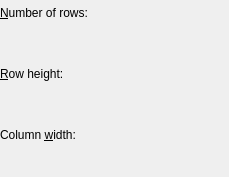
Before: the Qt Designer form src/dlgrcbase.ui in KDE/kwordquiz, drawn with Qt 5.
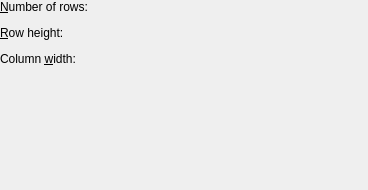
After: the same form once the commit is applied. Custom widgets are drawn as their Qt base class.

Commit message:
Improved dialog layout.
There seems to be a bug in Qt4 Designer/uic. If you specify a layout margin of 0 in Designer, this will be converted to -1 by uic, which is the same as default, and not what you had in mind. Workaround: set a margin of 1 to get 0. Anyone else seen this?

Diff of the .ui file:
```diff
--- a/src/dlgrcbase.ui
+++ b/src/dlgrcbase.ui
@@ -8,14 +8,14 @@
    <rect>
     <x>0</x>
     <y>0</y>
-    <width>229</width>
-    <height>177</height>
+    <width>368</width>
+    <height>190</height>
    </rect>
   </property>
   <property name="minimumSize" >
    <size>
     <width>200</width>
-    <height>150</height>
+    <height>160</height>
    </size>
   </property>
   <layout class="QGridLayout" >
@@ -25,14 +25,26 @@
    <property name="spacing" >
     <number>6</number>
    </property>
-   <item row="0" column="0" >
-    <layout class="QGridLayout" >
-     <property name="margin" >
-      <number>0</number>
+   <item row="5" column="0" >
+    <widget class="KIntNumInput" name="txtColWidth" >
+     <property name="toolTip" >
+      <string>Width of selected column</string>
      </property>
-     <property name="spacing" >
-      <number>6</number>
+     <property name="whatsThis" >
+      <string>Enter the width (in pixels) for the selected column(s)</string>
      </property>
+    </widget>
+   </item>
+   <item row="3" column="0" >
+    <widget class="KIntNumInput" name="txtRowHeight" >
+     <property name="toolTip" >
+      <string>Height of selected row</string>
+     </property>
+     <property name="whatsThis" >
+      <string>Enter the height (in pixels) for the selected row(s)</string>
+     </property>
+    </widget>
+   </item>
      <item row="1" column="0" >
        <widget class="KIntNumInput" name="txtNumRows" >
        <property name="toolTip" >
@@ -59,27 +71,7 @@
        </property>
       </widget>
      </item>
-    </layout>
-   </item>
-   <item row="1" column="0" >
-    <layout class="QGridLayout" >
-     <property name="margin" >
-      <number>0</number>
-     </property>
-     <property name="spacing" >
-      <number>6</number>
-     </property>
-     <item row="1" column="0" >
-       <widget class="KIntNumInput" name="txtRowHeight" >
-       <property name="toolTip" >
-        <string>Height of selected row</string>
-       </property>
-       <property name="whatsThis" >
-        <string>Enter the height (in pixels) for the selected row(s)</string>
-       </property>
-      </widget>
-     </item>
-     <item row="0" column="0" >
+   <item row="2" column="0" >
       <widget class="QLabel" name="lblRowHeight" >
        <property name="toolTip" >
         <string>Height of selected row</string>
@@ -95,17 +87,7 @@
        </property>
       </widget>
      </item>
-    </layout>
-   </item>
-   <item row="2" column="0" >
-    <layout class="QGridLayout" >
-     <property name="margin" >
-      <number>0</number>
-     </property>
-     <property name="spacing" >
-      <number>6</number>
-     </property>
-     <item row="0" column="0" >
+   <item row="4" column="0" >
       <widget class="QLabel" name="lblColWidth" >
        <property name="toolTip" >
         <string>Width of selected column</string>
@@ -121,17 +103,18 @@
        </property>
       </widget>
      </item>
-     <item row="1" column="0" >
-       <widget class="KIntNumInput" name="txtColWidth" >
-       <property name="toolTip" >
-        <string>Width of selected column</string>
-       </property>
-       <property name="whatsThis" >
-        <string>Enter the width (in pixels) for the selected column(s)</string>
-       </property>
-      </widget>
-     </item>
-    </layout>
+   <item row="6" column="0" >
+    <spacer>
+     <property name="orientation" >
+      <enum>Qt::Vertical</enum>
+     </property>
+     <property name="sizeHint" >
+      <size>
+       <width>20</width>
+       <height>40</height>
+      </size>
+     </property>
+    </spacer>
    </item>
   </layout>
  </widget>
```
Left out of the diff: 5 changed lines with no effect on the pictures. Lines whose indentation alone changed are shown as unchanged. The commit also changes 10 other files.
